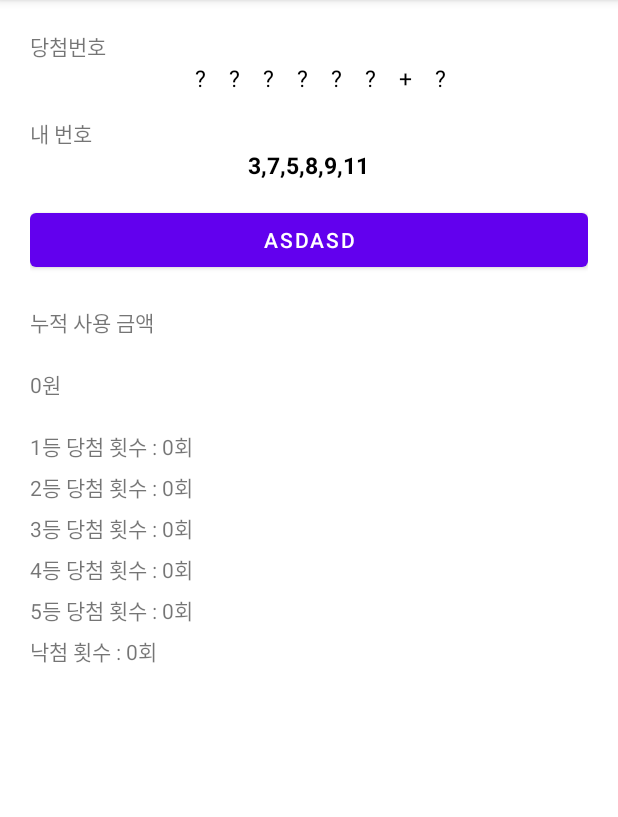
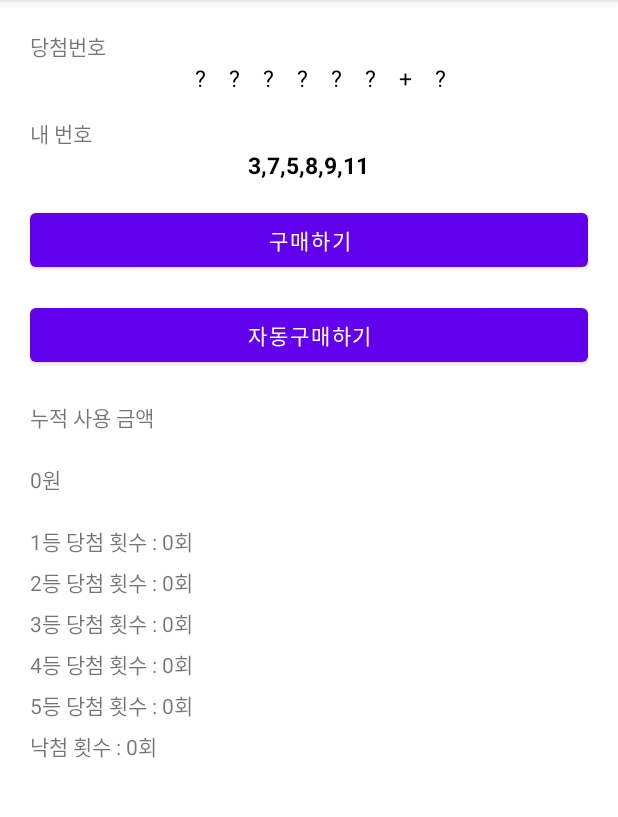
Before and after one commit to sukhyun99/20220519_Practice_Lotto, an Android app: the screen it shows after launch (MainActivity), on a phone screen of 412 x 824 dp, the part 84-901 px from its top. Run offline under Robolectric (Android 15) with nearby library versions, the phone set to English and light mode, and no system bars.

Commit message:
자동 구매 버튼 생성

```diff
--- a/app/src/main/res/layout/activity_main.xml
+++ b/app/src/main/res/layout/activity_main.xml
@@ -112,7 +112,13 @@
         android:layout_width="match_parent"
         android:layout_height="wrap_content"
         android:layout_marginTop="15dp"
-        android:text="asdasd"/>
+        android:text="구매하기"/>
+    <Button
+        android:id="@+id/Btn2"
+        android:layout_width="match_parent"
+        android:layout_height="wrap_content"
+        android:layout_marginTop="15dp"
+        android:text="자동구매하기"/>
 
 
     <LinearLayout
```
